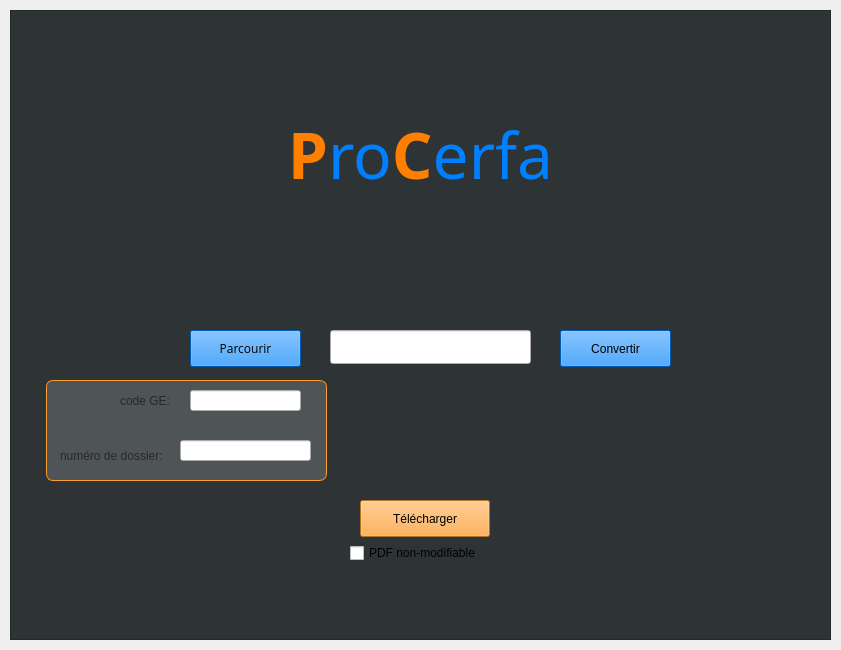
Before: the Qt Designer form modules/ui/qt_ui/mainwindow.ui in cloud441/Procerfa, drawn with Qt 5.
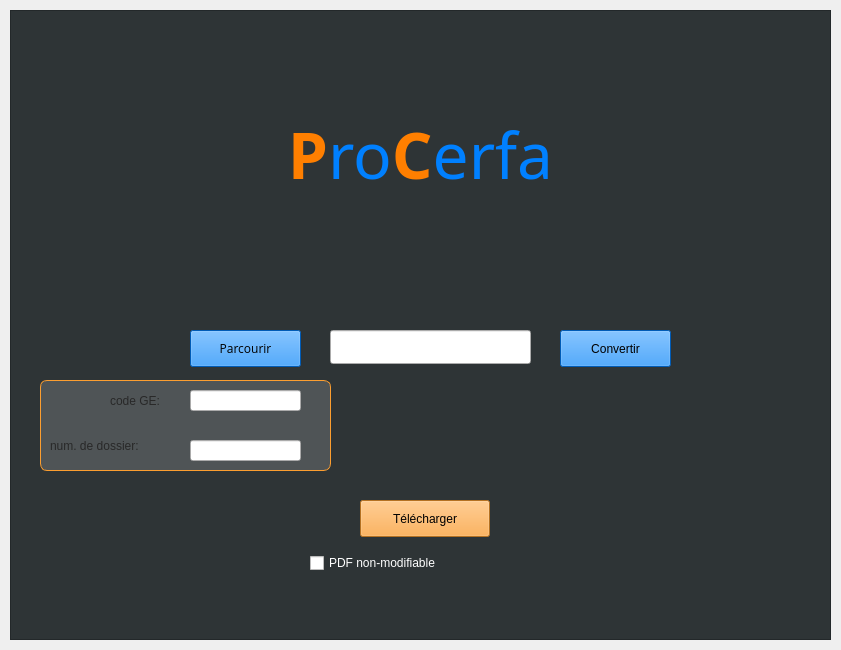
After: the same form once the commit is applied.

Commit message: [UI]: change police + rebuild ui button

What changed in the file:
```diff
--- a/modules/ui/qt_ui/mainwindow.ui
+++ b/modules/ui/qt_ui/mainwindow.ui
@@ -164,9 +164,9 @@
      <widget class="QLineEdit" name="file_nb_edit">
       <property name="geometry">
        <rect>
-        <x>170</x>
+        <x>180</x>
         <y>430</y>
-        <width>131</width>
+        <width>111</width>
         <height>21</height>
        </rect>
       </property>
@@ -180,12 +180,17 @@
      <widget class="QLabel" name="label">
       <property name="geometry">
        <rect>
-        <x>110</x>
+        <x>100</x>
         <y>380</y>
-        <width>51</width>
+        <width>71</width>
         <height>21</height>
        </rect>
       </property>
+      <property name="font">
+       <font>
+        <pointsize>9</pointsize>
+       </font>
+      </property>
       <property name="text">
        <string>code GE:</string>
       </property>
@@ -193,23 +198,28 @@
      <widget class="QLabel" name="label_2">
       <property name="geometry">
        <rect>
-        <x>50</x>
-        <y>430</y>
-        <width>121</width>
+        <x>40</x>
+        <y>420</y>
+        <width>141</width>
         <height>31</height>
        </rect>
       </property>
+      <property name="font">
+       <font>
+        <pointsize>9</pointsize>
+       </font>
+      </property>
       <property name="text">
-       <string>numéro de dossier:</string>
+       <string>num. de dossier:</string>
       </property>
      </widget>
      <widget class="Line" name="line">
       <property name="geometry">
        <rect>
-        <x>36</x>
+        <x>30</x>
         <y>370</y>
-        <width>281</width>
-        <height>101</height>
+        <width>291</width>
+        <height>91</height>
        </rect>
       </property>
       <property name="styleSheet">
@@ -227,14 +237,19 @@
      <widget class="QCheckBox" name="readonly_checkbox">
       <property name="geometry">
        <rect>
-        <x>340</x>
-        <y>530</y>
-        <width>141</width>
+        <x>300</x>
+        <y>540</y>
+        <width>201</width>
         <height>26</height>
        </rect>
       </property>
+      <property name="font">
+       <font>
+        <pointsize>9</pointsize>
+       </font>
+      </property>
       <property name="styleSheet">
-       <string notr="true">checkBox-&gt;setStyleSheet(&quot;QCheckBox { color: white }&quot;);</string>
+       <string notr="true">color: rgb(255, 255, 255);</string>
       </property>
       <property name="text">
        <string>PDF non-modifiable</string>
```
Left out of the diff: 11 changed lines with no effect on the pictures. The commit also changes 2 other files.
